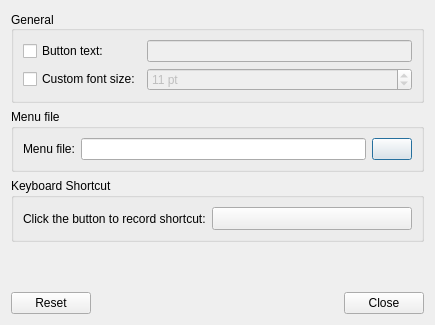
Qt form plugin-mainmenu/lxqtmainmenuconfiguration.ui (lxqt/lxqt-panel) before a commit.
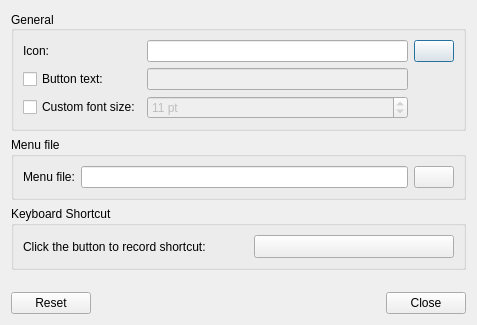
The same form after that commit. Custom widgets are drawn as their Qt base class.

Commit message: mainmenu: Use configurable icon

The edit to the form file:
```diff
--- a/plugin-mainmenu/lxqtmainmenuconfiguration.ui
+++ b/plugin-mainmenu/lxqtmainmenuconfiguration.ui
@@ -6,7 +6,7 @@
    <rect>
     <x>0</x>
     <y>0</y>
-    <width>434</width>
+    <width>477</width>
     <height>325</height>
    </rect>
   </property>
@@ -30,20 +30,37 @@
      </property>
      <layout class="QGridLayout" name="gridLayout">
       <item row="0" column="0">
+       <widget class="QLabel" name="iconL">
+        <property name="text">
+         <string>Icon:</string>
+        </property>
+       </widget>
+      </item>
+      <item row="0" column="1">
+       <widget class="QLineEdit" name="iconLE"/>
+      </item>
+      <item row="0" column="2">
+       <widget class="QPushButton" name="iconPB">
+        <property name="text">
+         <string/>
+        </property>
+       </widget>
+      </item>
+      <item row="1" column="0">
        <widget class="QCheckBox" name="showTextCB">
         <property name="text">
          <string>Button text:</string>
         </property>
        </widget>
       </item>
-      <item row="0" column="1">
+      <item row="1" column="1">
        <widget class="QLineEdit" name="textLE">
         <property name="enabled">
          <bool>false</bool>
         </property>
        </widget>
       </item>
-      <item row="1" column="0">
+      <item row="2" column="0">
        <widget class="QCheckBox" name="customFontCB">
         <property name="enabled">
          <bool>true</bool>
@@ -53,7 +70,7 @@
         </property>
        </widget>
       </item>
-      <item row="1" column="1">
+      <item row="2" column="1">
        <widget class="QSpinBox" name="customFontSizeSB">
         <property name="enabled">
          <bool>false</bool>
```
The commit also changes 3 other files.
